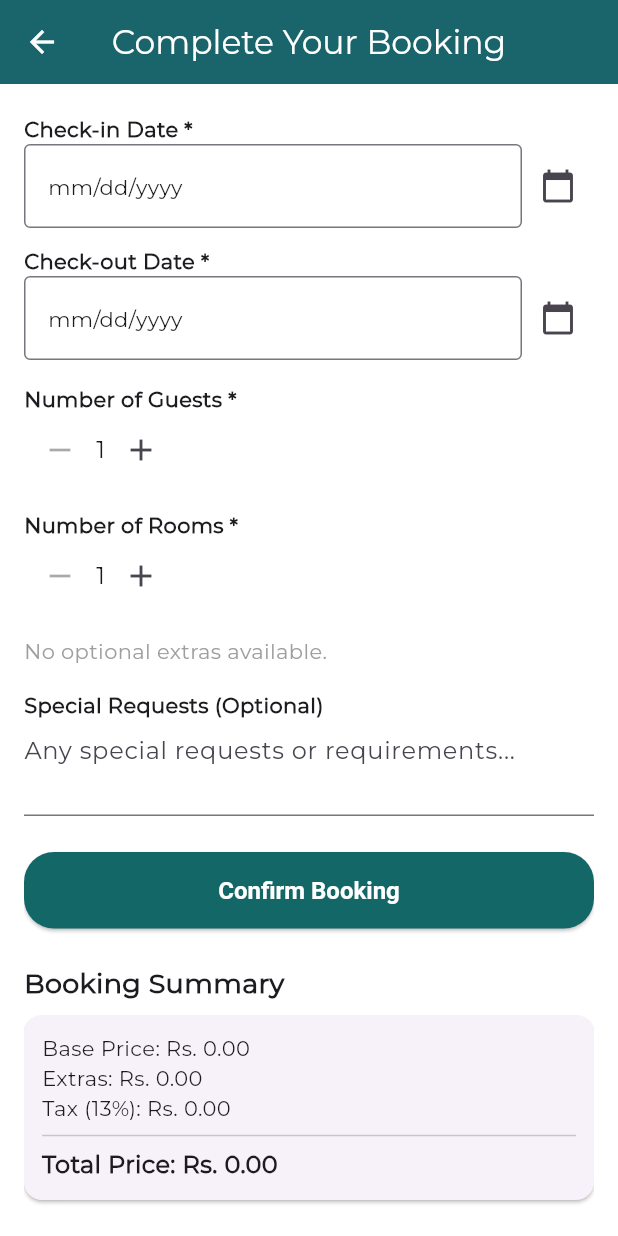
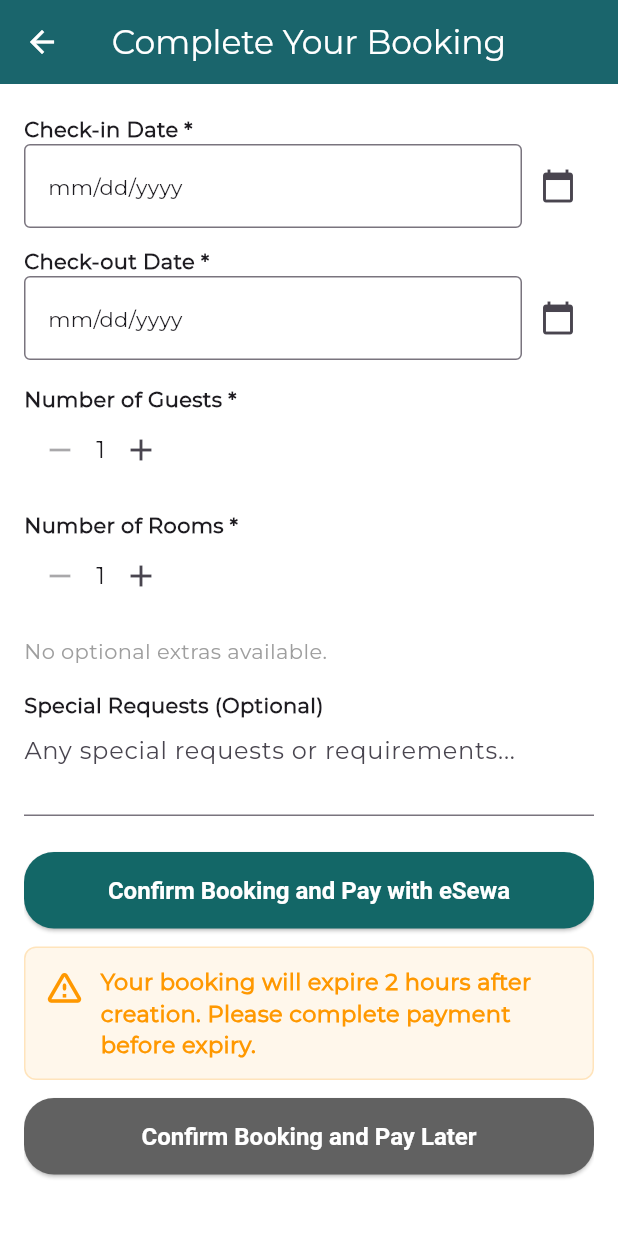
Before and after one commit to dipika-maharjan/trip_wise_nepal, a Flutter app: the BookingFormScreen screen opened directly with empty values, scrolled down 361 dp, on a phone screen of 412 x 824 dp. Run offline on Flutter 3.47's test engine with Material 3 defaults, Android fonts, the phone set to English and light mode, and no system bars; our stand-ins replace app_links, cached_network_image, connectivity_plus, dartz, dio, equatable and 10 more; missing offline and left inert: dio_smart_retry; accounts and stored records are empty.

Commit message:
Improve booking form and room type dropdown logic

```diff
--- a/lib/features/booking/domain/entities/booking_entity.dart
+++ b/lib/features/booking/domain/entities/booking_entity.dart
@@ -14,6 +14,8 @@ class BookingEntity {
   final String status;
   final List<BookingExtra> extras;
   final String? specialRequest;
+  final String? paymentStatus;
+  final String? expiresAt;
 
   BookingEntity({
     required this.id,
@@ -30,5 +32,7 @@ class BookingEntity {
     required this.status,
     required this.extras,
     this.specialRequest,
+    this.paymentStatus,
+    this.expiresAt,
   });
 }
--- a/lib/features/booking/presentation/pages/booking_form_screen.dart
+++ b/lib/features/booking/presentation/pages/booking_form_screen.dart
@@ -1,3 +1,4 @@
+
 import 'package:flutter/material.dart';
 import 'package:trip_wise_nepal/features/booking/presentation/pages/booking_list_screen.dart';
 import 'package:trip_wise_nepal/features/booking/presentation/pages/booking_detail_screen.dart';
@@ -6,6 +7,25 @@ import 'package:trip_wise_nepal/features/accommodation/data/models/optional_extr
 import 'package:dio/dio.dart';
 import 'package:trip_wise_nepal/features/dashboard/presentation/pages/bottom_screen_layout.dart';
 
+  Future<void> _startEsewaPayment({required double amount, required String bookingId, required BuildContext context}) async {
+    // TODO: Replace with actual eSewa payment integration logic
+    // For now, show a dialog to simulate payment
+    await showDialog(
+      context: context,
+      builder: (ctx) => AlertDialog(
+        title: const Text('eSewa Payment'),
+        content: Text('Simulating eSewa payment for Rs. ${amount.toStringAsFixed(2)} (Booking ID: $bookingId)'),
+        actions: [
+          TextButton(
+            onPressed: () => Navigator.of(ctx).pop(),
+            child: const Text('OK'),
+          ),
+        ],
+      ),
+    );
+    // After payment, you may want to update booking/payment status here
+  }
+
 class BookingFormScreen extends StatefulWidget {
   final String accommodationId;
   final String accommodationName;
@@ -13,11 +33,12 @@ class BookingFormScreen extends StatefulWidget {
   final String accommodationLocation;
   final List<RoomTypeEntity> roomTypes;
   final List<OptionalExtraApiModel> optionalExtras;
-  final String token; // JWT for Authorization
+  final String token;
+  final bool isEdit;
   final dynamic booking;
-  final bool isEdit;
 
   const BookingFormScreen({
+    Key? key,
     required this.accommodationId,
     required this.accommodationName,
     required this.accommodationImage,
@@ -25,112 +46,18 @@ class BookingFormScreen extends StatefulWidget {
     required this.roomTypes,
     required this.optionalExtras,
     required this.token,
+    this.isEdit = false,
     this.booking,
-    this.isEdit = false,
-    super.key,
-  });
+  }) : super(key: key);
 
   @override
   State<BookingFormScreen> createState() => _BookingFormScreenState();
 }
 
 class _BookingFormScreenState extends State<BookingFormScreen> {
-  bool _prefilledExtras = false;
-  @override
-  void initState() {
-    super.initState();
-    if (widget.isEdit && widget.booking != null) {
-      final booking = widget.booking;
-      _checkInDate = booking.checkIn;
-      _checkOutDate = booking.checkOut;
-      _guests = booking.guests;
-      _roomsBooked = booking.roomsBooked;
-      _specialRequest = booking.specialRequest ?? '';
-      try {
-        _selectedRoomType = widget.roomTypes.firstWhere((rt) => rt.id == booking.roomTypeId);
-      } catch (_) {}
-      // DEBUG: Print structure of booking.extras
-      // ignore: avoid_print
-      print('[DEBUG] booking.extras at prefill:');
-      // ignore: avoid_print
-      print(booking.extras);
-      if (booking.extras is List && booking.extras.isNotEmpty && widget.optionalExtras.isNotEmpty) {
-        for (final extra in booking.extras) {
-          String? bookingExtraId;
-          int quantity = 1;
-          if (extra is Map) {
-            bookingExtraId = (extra['id'] ?? extra['extraId'] ?? extra['_id'])?.toString();
-            quantity = extra['quantity'] ?? 1;
-          } else {
-            try {
-              bookingExtraId = extra.id?.toString();
-              quantity = extra.quantity ?? 1;
-            } catch (_) {
-              bookingExtraId = null;
-              quantity = 1;
-            }
-          }
-          if (bookingExtraId != null) {
-            for (final opt in widget.optionalExtras) {
-              final optId = opt.id.toString();
-              if (optId == bookingExtraId) {
-                _extraQuantities[optId] = quantity;
-                break;
-              }
-            }
-          }
-        }
-        _prefilledExtras = true;
-        WidgetsBinding.instance.addPostFrameCallback((_) {
-          _calculateTotalPrice();
-        });
-      } else {
-        _calculateTotalPrice();
-      }
-    } else {
-      _calculateTotalPrice();
-    }
-  }
+  // ...existing state fields and methods...
 
-  @override
-  void didUpdateWidget(covariant BookingFormScreen oldWidget) {
-    super.didUpdateWidget(oldWidget);
-    // Only prefill once, after both booking and optionalExtras are loaded
-    if (!_prefilledExtras && widget.isEdit && widget.booking != null && widget.optionalExtras.isNotEmpty) {
-      final booking = widget.booking;
-      if (booking.extras is List && booking.extras.isNotEmpty) {
-        for (final extra in booking.extras) {
-          String? bookingExtraId;
-          int quantity = 1;
-          if (extra is Map) {
-            bookingExtraId = (extra['id'] ?? extra['extraId'] ?? extra['_id'])?.toString();
-            quantity = extra['quantity'] ?? 1;
-          } else {
-            try {
-              bookingExtraId = extra.id?.toString();
-              quantity = extra.quantity ?? 1;
-            } catch (_) {
-              bookingExtraId = null;
-              quantity = 1;
-            }
-          }
-          if (bookingExtraId != null) {
-            for (final opt in widget.optionalExtras) {
-              final optId = opt.id.toString();
-              if (optId == bookingExtraId) {
-                _extraQuantities[optId] = quantity;
-                break;
-              }
-            }
-          }
-        }
-        _prefilledExtras = true;
-        WidgetsBinding.instance.addPostFrameCallback((_) {
-          _calculateTotalPrice();
-        });
-      }
-    }
-  }
+  // ...existing code...
   final _formKey = GlobalKey<FormState>();
   RoomTypeEntity? _selectedRoomType;
   DateTime? _checkInDate;
@@ -172,10 +99,10 @@ class _BookingFormScreenState extends State<BookingFormScreen> {
     });
   }
 
-  Future<void> _submit() async {
+  Future<String?> _submit({required String paymentType}) async {
     if (!_formKey.currentState!.validate() || _selectedRoomType == null || _checkInDate == null || _checkOutDate == null) {
       setState(() { _error = 'Please fill all required fields.'; });
-      return;
+      return null;
     }
     setState(() { _isLoading = true; _error = null; });
 
@@ -200,7 +127,7 @@ class _BookingFormScreenState extends State<BookingFormScreen> {
       "roomsBooked": _roomsBooked,
       "extras": extrasPayload,
       "specialRequest": _specialRequest ?? '',
-      "paymentStatus": "pending"
+      "paymentStatus": paymentType
     };
 
     try {
@@ -237,7 +164,10 @@ class _BookingFormScreenState extends State<BookingFormScreen> {
       print('[DEBUG] Booking response: ${response.statusCode} ${response.data}');
       final isSuccess = (widget.isEdit ? response.statusCode == 200 : response.statusCode == 201) && response.data['success'] == true;
       if (isSuccess) {
+        final bookingId = widget.isEdit ? widget.booking.id : response.data['booking']?['id']?.toString();
         ScaffoldMessenger.of(context).showSnackBar(SnackBar(content: Text(widget.isEdit ? 'Booking updated!' : 'Booking submitted!')));
+        // Only navigate away if not using eSewa payment (i.e., pay later)
+        if (paymentType == 'pending') {
           Future.delayed(const Duration(milliseconds: 500), () {
             if (widget.isEdit && widget.booking != null && widget.booking.id != null) {
               Navigator.of(context).pushAndRemoveUntil(
@@ -253,12 +183,15 @@ class _BookingFormScreenState extends State<BookingFormScreen> {
               );
             }
           });
+        }
+        return bookingId;
       } else {
         final errorMsg = response.data['message'] ?? (widget.isEdit ? 'Update failed.' : 'Booking failed.');
         setState(() { _error = errorMsg; });
         ScaffoldMessenger.of(context).showSnackBar(
           SnackBar(content: Text(errorMsg)),
         );
+        return null;
       }
     } catch (e) {
       if (e is DioException && e.response != null) {
@@ -276,6 +209,7 @@ class _BookingFormScreenState extends State<BookingFormScreen> {
           SnackBar(content: Text(errorMsg)),
         );
       }
+      return null;
     } finally {
       setState(() { _isLoading = false; });
     }
@@ -283,6 +217,11 @@ class _BookingFormScreenState extends State<BookingFormScreen> {
 
   @override
   Widget build(BuildContext context) {
+        // Debug print for roomTypes
+        print('[DEBUG] Room types passed to BookingFormScreen:');
+        for (final rt in widget.roomTypes) {
+          print('  - ${rt.name} | isActive: ${rt.isActive} | pricePerNight: ${rt.pricePerNight}');
+        }
     double basePriceTotal = 0.0;
     double extrasTotal = 0.0;
     double tax = 0.0;
@@ -643,20 +582,76 @@ class _BookingFormScreenState extends State<BookingFormScreen> {
                 },
               ),
               const SizedBox(height: 24),
-              // Confirm booking
-              SizedBox(
-                width: double.infinity,
-                child: ElevatedButton(
-                  onPressed: _isLoading ? null : _submit,
+              // Payment options: eSewa button, warning, then Pay Later button
+              Column(
+                crossAxisAlignment: CrossAxisAlignment.stretch,
+                children: [
+                  ElevatedButton(
+                    onPressed: _isLoading ? null : () async {
+                      // Confirm Booking & Pay with eSewa
+                      final bookingId = await _submit(paymentType: 'esewa');
+                      if (bookingId != null) {
+                        await _startEsewaPayment(amount: _totalPrice, bookingId: bookingId, context: context);
+                      }
+                    },
                     style: ElevatedButton.styleFrom(
                       backgroundColor: const Color(0xFF136767),
                       padding: const EdgeInsets.symmetric(vertical: 16),
                     ),
+                    child: const Center(
                       child: Text(
-                    widget.isEdit ? 'Update Booking' : 'Confirm Booking',
-                    style: const TextStyle(color: Colors.white, fontWeight: FontWeight.bold),
+                        'Confirm Booking and Pay with eSewa',
+                        textAlign: TextAlign.center,
+                        style: TextStyle(color: Colors.white, fontWeight: FontWeight.bold, fontSize: 16),
                       ),
                     ),
+                  ),
+                  const SizedBox(height: 12),
+                  Container(
+                    margin: const EdgeInsets.only(bottom: 12),
+                    padding: const EdgeInsets.all(12),
+                    decoration: BoxDecoration(
+                      color: Colors.orange.withOpacity(0.08),
+                      borderRadius: BorderRadius.circular(8),
+                      border: Border.all(color: Colors.orange.withOpacity(0.2)),
+                    ),
+                    child: Row(
+                      crossAxisAlignment: CrossAxisAlignment.start,
+                      children: [
+                        const Icon(Icons.warning_amber_rounded, color: Colors.orange, size: 28),
+                        const SizedBox(width: 10),
+                        Expanded(
+                          child: Text(
+                            'Your booking will expire 2 hours after creation. Please complete payment before expiry.',
+                            style: const TextStyle(color: Colors.orange, fontWeight: FontWeight.w600, fontSize: 15),
+                          ),
+                        ),
+                      ],
+                    ),
+                  ),
+                  ElevatedButton(
+                    onPressed: _isLoading ? null : () async {
+                      // Confirm Booking & Pay Later
+                      final bookingId = await _submit(paymentType: 'pending');
+                      if (bookingId != null) {
+                        ScaffoldMessenger.of(context).showSnackBar(
+                          const SnackBar(content: Text('Booking reserved for 2 hours. Please complete payment before expiry.')),
+                        );
+                      }
+                    },
+                    style: ElevatedButton.styleFrom(
+                      backgroundColor: Colors.grey[700],
+                      padding: const EdgeInsets.symmetric(vertical: 16),
+                    ),
+                    child: const Center(
+                      child: Text(
+                        'Confirm Booking and Pay Later',
+                        textAlign: TextAlign.center,
+                        style: TextStyle(color: Colors.white, fontWeight: FontWeight.bold, fontSize: 16),
+                      ),
+                    ),
+                  ),
+                ],
               ),
               const SizedBox(height: 24),
               // Booking summary
```
Also changed, not shown: lib/features/accommodation/presentation/pages/accommodation_detail_screen.dart (line endings or trailing spaces). Lines whose indentation alone changed are shown as unchanged.
